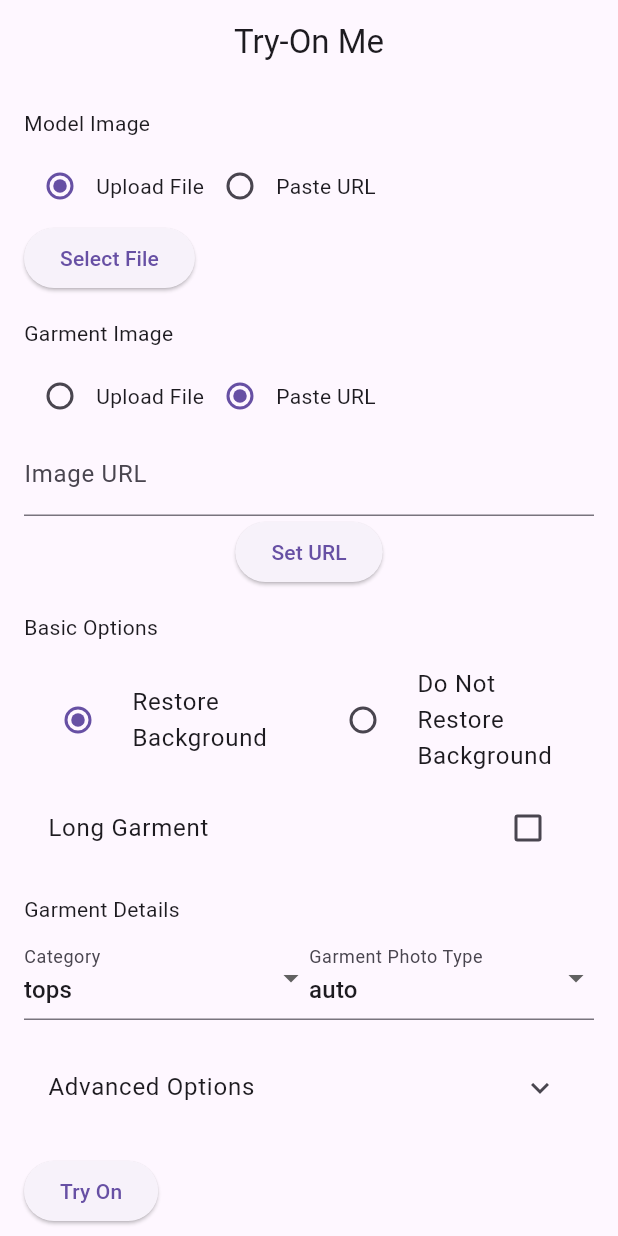
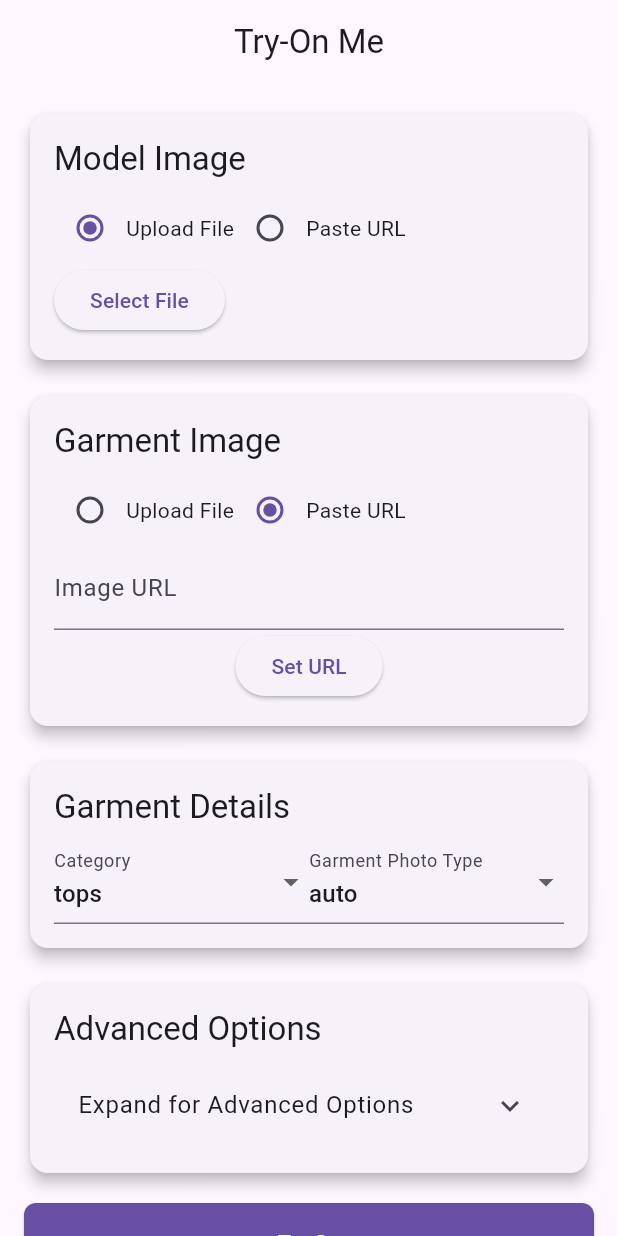
Before and after one commit to ayush-inzint/tryon_me, a Flutter app: the screen it shows after launch, on a phone screen of 412 x 824 dp. Run offline on Flutter 3.47's test engine with Material 3 defaults, Android fonts, the light colour scheme and no system bars; our stand-ins replace cross_file, device_info_plus, file_picker, permission_handler; missing offline and left inert: fal_client.

Commit message:
Better Main Screen UI

```diff
--- a/lib/screens/main_screen.dart
+++ b/lib/screens/main_screen.dart
@@ -116,81 +116,75 @@ class _MainScreenState extends State<MainScreen> {
       appBar: AppBar(
         title: Center(child: Text('Try-On Me')),
       ),
-      body: SingleChildScrollView(
+      body: ListView(
+        padding: EdgeInsets.all(16.0),
+        children: [
+          // Model Image Input
+          Card(
+            elevation: 4.0,
+            child: Padding(
               padding: EdgeInsets.all(16.0),
               child: Column(
                 crossAxisAlignment: CrossAxisAlignment.start,
                 children: [
-            // Model Image Input
-            Text('Model Image'),
+                  Text(
+                    'Model Image',
+                    style: Theme.of(context).textTheme.titleLarge,
+                  ),
                   SizedBox(height: 8.0),
                   ImageInput(
                     type: ImageInputType.model,
                     onImageSelected: _onModelImageSelected,
                   ),
+                ],
+              ),
+            ),
+          ),
           SizedBox(height: 16.0),
 
           // Garment Image Input
-            Text('Garment Image'),
+          Card(
+            elevation: 4.0,
+            child: Padding(
+              padding: EdgeInsets.all(16.0),
+              child: Column(
+                crossAxisAlignment: CrossAxisAlignment.start,
+                children: [
+                  Text(
+                    'Garment Image',
+                    style: Theme.of(context).textTheme.titleLarge,
+                  ),
                   SizedBox(height: 8.0),
                   ImageInput(
                     type: ImageInputType.garment,
                     onImageSelected: _onGarmentImageSelected,
                   ),
-            SizedBox(height: 16.0),
-
-            // Basic Options
-            Text('Basic Options'),
-            SizedBox(height: 8.0),
-            Row(
-              children: [
-                Expanded(
-                  child: RadioListTile(
-                    title: Text('Restore Background'),
-                    value: true,
-                    groupValue: backgroundRestore,
-                    onChanged: (value) {
-                      setState(() {
-                        backgroundRestore = value as bool;
-                      });
-                    },
+                ],
               ),
             ),
-                Expanded(
-                  child: RadioListTile(
-                    title: Text('Do Not Restore Background'),
-                    value: false,
-                    groupValue: backgroundRestore,
-                    onChanged: (value) {
-                      setState(() {
-                        backgroundRestore = value as bool;
-                      });
-                    },
-                  ),
-                ),
-              ],
-            ),
-            CheckboxListTile(
-              title: Text('Long Garment'),
-              value: longGarment,
-              onChanged: (value) {
-                setState(() {
-                  longGarment = value as bool;
-                });
-              },
           ),
           SizedBox(height: 16.0),
 
           // Garment Details
-            Text('Garment Details'),
+          Card(
+            elevation: 4.0,
+            child: Padding(
+              padding: EdgeInsets.all(16.0),
+              child: Column(
+                crossAxisAlignment: CrossAxisAlignment.start,
+                children: [
+                  Text(
+                    'Garment Details',
+                    style: Theme.of(context).textTheme.titleLarge,
+                  ),
                   SizedBox(height: 8.0),
                   Row(
                     children: [
                       Expanded(
                         child: DropdownButtonFormField<String>(
                           value: category,
-                    items:
-                        ['tops', 'bottoms', 'one-pieces'].map((String value) {
+                          items: ['tops', 'bottoms', 'one-pieces']
+                              .map((String value) {
                             return DropdownMenuItem<String>(
                               value: value,
                               child: Text(value),
@@ -207,7 +201,8 @@ class _MainScreenState extends State<MainScreen> {
                       Expanded(
                         child: DropdownButtonFormField<String>(
                           value: garmentPhotoType,
-                    items: ['auto', 'model', 'flat-lay'].map((String value) {
+                          items:
+                              ['auto', 'model', 'flat-lay'].map((String value) {
                             return DropdownMenuItem<String>(
                               value: value,
                               child: Text(value),
@@ -224,12 +219,48 @@ class _MainScreenState extends State<MainScreen> {
                       ),
                     ],
                   ),
+                ],
+              ),
+            ),
+          ),
           SizedBox(height: 16.0),
 
           // Advanced Options
+          Card(
+            elevation: 4.0,
+            child: Padding(
+              padding: EdgeInsets.all(16.0),
+              child: Column(
+                crossAxisAlignment: CrossAxisAlignment.start,
+                children: [
+                  Text(
+                    'Advanced Options',
+                    style: Theme.of(context).textTheme.titleLarge,
+                  ),
+                  SizedBox(height: 8.0),
                   ExpansionTile(
-              title: Text('Advanced Options'),
+                    title: Text('Expand for Advanced Options'),
                     children: [
+                      // Restore Background Toggle
+                      SwitchListTile(
+                        title: Text('Restore Background'),
+                        value: backgroundRestore,
+                        onChanged: (value) {
+                          setState(() {
+                            backgroundRestore = value;
+                          });
+                        },
+                      ),
+                      // Long Garment Toggle
+                      SwitchListTile(
+                        title: Text('Long Garment'),
+                        value: longGarment,
+                        onChanged: (value) {
+                          setState(() {
+                            longGarment = value;
+                          });
+                        },
+                      ),
                       CheckboxListTile(
                         title: Text('Cover Feet'),
                         value: coverFeet,
@@ -258,7 +289,8 @@ class _MainScreenState extends State<MainScreen> {
                         },
                       ),
                       TextFormField(
-                  decoration: InputDecoration(labelText: 'Guidance Scale'),
+                        decoration:
+                            InputDecoration(labelText: 'Guidance Scale'),
                         initialValue: guidanceScale.toString(),
                         onChanged: (value) {
                           setState(() {
@@ -285,7 +317,8 @@ class _MainScreenState extends State<MainScreen> {
                         },
                       ),
                       TextFormField(
-                  decoration: InputDecoration(labelText: 'Number of Samples'),
+                        decoration:
+                            InputDecoration(labelText: 'Number of Samples'),
                         initialValue: numSamples.toString(),
                         onChanged: (value) {
                           setState(() {
@@ -295,16 +328,26 @@ class _MainScreenState extends State<MainScreen> {
                       ),
                     ],
                   ),
+                ],
+              ),
+            ),
+          ),
           SizedBox(height: 16.0),
 
           // Try On Button
           ElevatedButton(
             onPressed: isProcessing ? null : sendTryOnRequest,
-              child:
-                  isProcessing ? CircularProgressIndicator() : Text('Try On'),
+            style: ElevatedButton.styleFrom(
+              backgroundColor: Theme.of(context).primaryColor,
+              foregroundColor: Colors.white,
+              padding: EdgeInsets.symmetric(vertical: 16.0),
+              shape: RoundedRectangleBorder(
+                borderRadius: BorderRadius.circular(8.0),
+              ),
+            ),
+            child: isProcessing ? CircularProgressIndicator() : Text('Try On'),
           ),
         ],
-        ),
       ),
     );
   }
```
Lines whose indentation alone changed are shown as unchanged.
